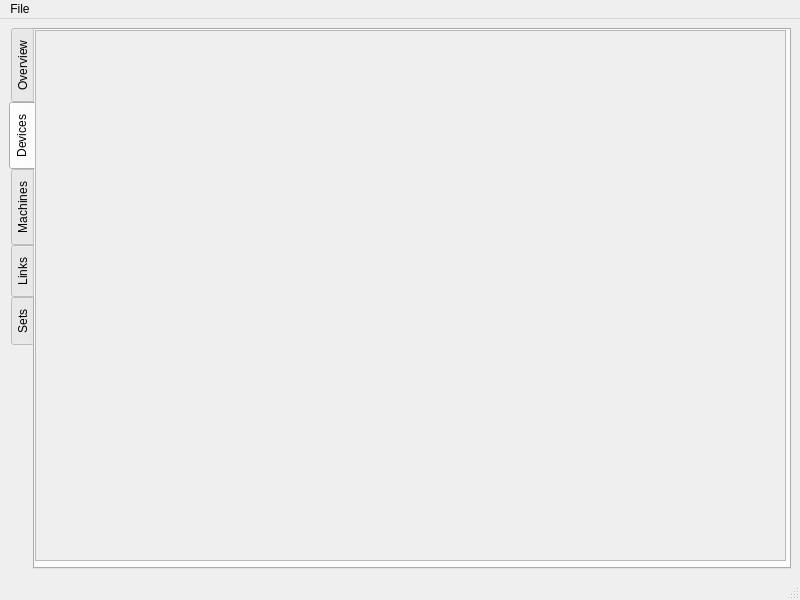
Above: src/main/python/main.ui from Lambentri/LambentAether4QT before the change. Below: the same form after it.
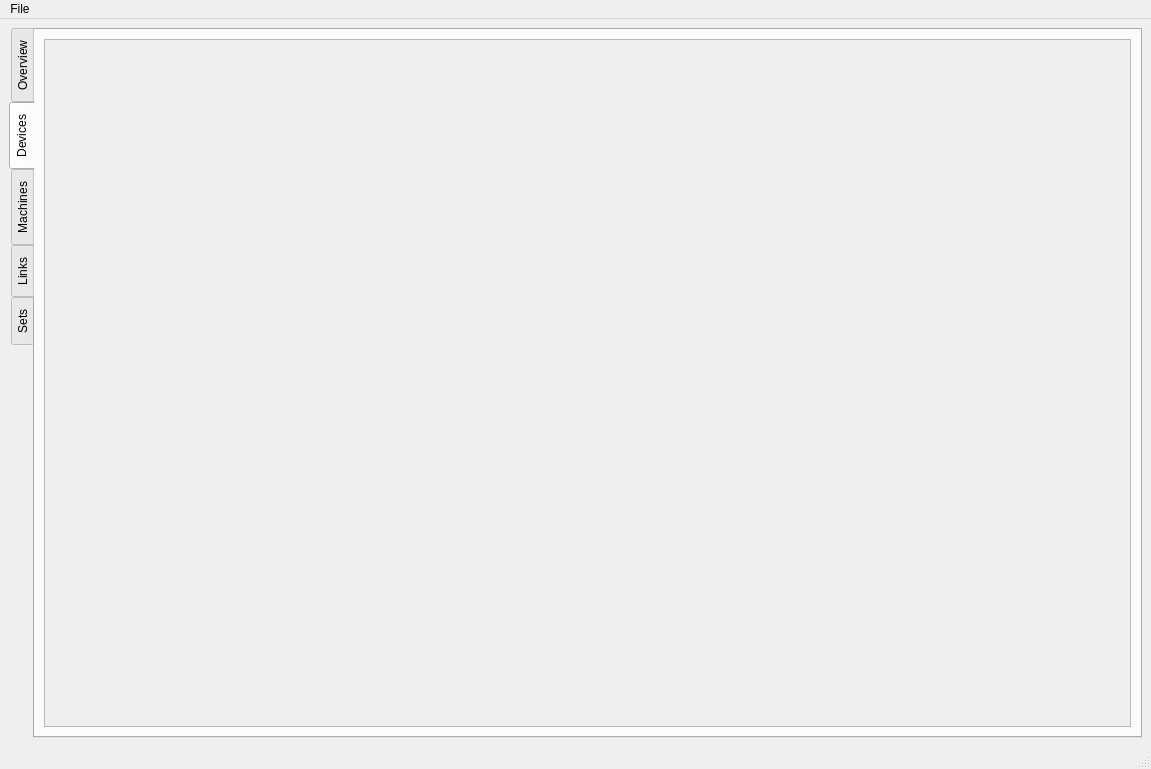
That is the form after the change. The open tabs and pages were chosen to show the change. Icons and pictures are not drawn.

```diff
--- a/src/main/python/main.ui
+++ b/src/main/python/main.ui
@@ -6,8 +6,8 @@
    <rect>
     <x>0</x>
     <y>0</y>
-    <width>800</width>
-    <height>600</height>
+    <width>1151</width>
+    <height>769</height>
    </rect>
   </property>
   <property name="windowTitle">
@@ -40,31 +40,30 @@
        <attribute name="title">
         <string>Devices</string>
        </attribute>
-       <widget class="QScrollArea" name="deviceScroll">
-        <property name="geometry">
-         <rect>
-          <x>0</x>
-          <y>0</y>
-          <width>751</width>
-          <height>531</height>
-         </rect>
-        </property>
-        <property name="widgetResizable">
-         <bool>true</bool>
-        </property>
-        <property name="alignment">
-         <set>Qt::AlignLeading|Qt::AlignLeft|Qt::AlignTop</set>
-        </property>
-        <widget class="QWidget" name="scrollAreaWidgeDevice">
-         <property name="geometry">
-          <rect>
-           <x>0</x>
-           <y>0</y>
-           <width>747</width>
-           <height>527</height>
-          </rect>
-         </property>
          <layout class="QVBoxLayout" name="verticalLayout_2">
+        <item>
+         <layout class="QVBoxLayout" name="deviceHolder" stretch="0,0">
+          <property name="sizeConstraint">
+           <enum>QLayout::SetDefaultConstraint</enum>
+          </property>
+          <item>
+           <layout class="QHBoxLayout" name="deviceControls"/>
+          </item>
+          <item>
+           <widget class="QScrollArea" name="deviceScroll">
+            <property name="widgetResizable">
+             <bool>true</bool>
+            </property>
+            <widget class="QWidget" name="scrollAreaWidgetDevice">
+             <property name="geometry">
+              <rect>
+               <x>0</x>
+               <y>0</y>
+               <width>733</width>
+               <height>501</height>
+              </rect>
+             </property>
+             <layout class="QVBoxLayout" name="verticalLayout">
           <property name="sizeConstraint">
            <enum>QLayout::SetMaximumSize</enum>
           </property>
@@ -78,6 +77,10 @@
          </layout>
         </widget>
        </widget>
+          </item>
+         </layout>
+        </item>
+       </layout>
       </widget>
       <widget class="QWidget" name="tabMachines">
        <attribute name="icon">
@@ -332,7 +335,7 @@
     <rect>
      <x>0</x>
      <y>0</y>
-     <width>800</width>
+     <width>1151</width>
      <height>30</height>
     </rect>
    </property>
```
Left out of the diff: 35 changed lines with no effect on the pictures. Lines whose indentation alone changed are shown as unchanged.
